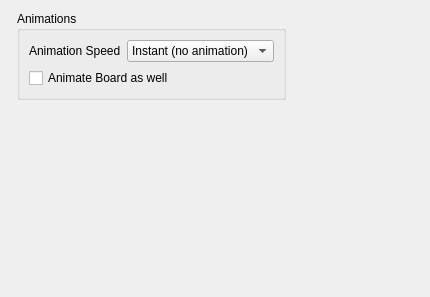
Old version of the form src/prefs_base.ui in the repository KDE/knights.
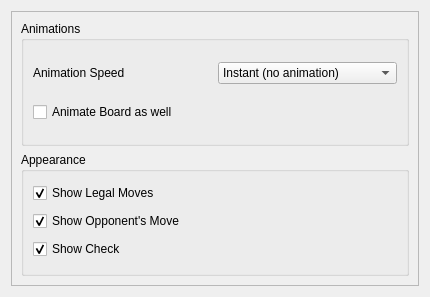
New version of the form. Custom widgets are drawn as their Qt base class.

Commit message: Added configuration options for markers by Dave Kaye

Diff of the .ui file:
```diff
--- a/src/prefs_base.ui
+++ b/src/prefs_base.ui
@@ -10,12 +10,18 @@
     <height>297</height>
    </rect>
   </property>
-  <layout class="QFormLayout" name="formLayout">
-   <property name="fieldGrowthPolicy">
-    <enum>QFormLayout::ExpandingFieldsGrow</enum>
-   </property>
-   <item row="0" column="1">
-    <widget class="QGroupBox" name="groupBox">
+  <layout class="QVBoxLayout" name="verticalLayout">
+   <item>
+    <widget class="QFrame" name="frame">
+     <property name="frameShape">
+      <enum>QFrame::StyledPanel</enum>
+     </property>
+     <property name="frameShadow">
+      <enum>QFrame::Raised</enum>
+     </property>
+     <layout class="QVBoxLayout" name="verticalLayout_2">
+      <item>
+       <widget class="QGroupBox" name="animationGroup">
      <property name="title">
       <string>Animations</string>
      </property>
@@ -56,6 +62,54 @@
           <string>Slow</string>
          </property>
         </item>
+          </widget>
+         </item>
+        </layout>
+       </widget>
+      </item>
+      <item>
+       <widget class="QGroupBox" name="appearanceGroup">
+        <property name="title">
+         <string>Appearance</string>
+        </property>
+        <layout class="QGridLayout" name="gridLayout_2">
+         <item row="1" column="0">
+          <widget class="QCheckBox" name="kcfg_showMarker">
+           <property name="text">
+            <string>Show Legal Moves</string>
+           </property>
+           <property name="checked">
+            <bool>true</bool>
+           </property>
+          </widget>
+         </item>
+         <item row="2" column="0">
+          <widget class="QCheckBox" name="kcfg_showMotion">
+           <property name="sizePolicy">
+            <sizepolicy hsizetype="Minimum" vsizetype="Fixed">
+             <horstretch>0</horstretch>
+             <verstretch>0</verstretch>
+            </sizepolicy>
+           </property>
+           <property name="text">
+            <string>Show Opponent's Move</string>
+           </property>
+           <property name="checked">
+            <bool>true</bool>
+           </property>
+          </widget>
+         </item>
+         <item row="3" column="0">
+          <widget class="QCheckBox" name="kcfg_showDanger">
+           <property name="text">
+            <string>Show Check</string>
+           </property>
+           <property name="checked">
+            <bool>true</bool>
+           </property>
+          </widget>
+         </item>
+        </layout>
        </widget>
       </item>
      </layout>
```
Lines whose indentation alone changed are shown as unchanged. The commit also changes 2 other files.
